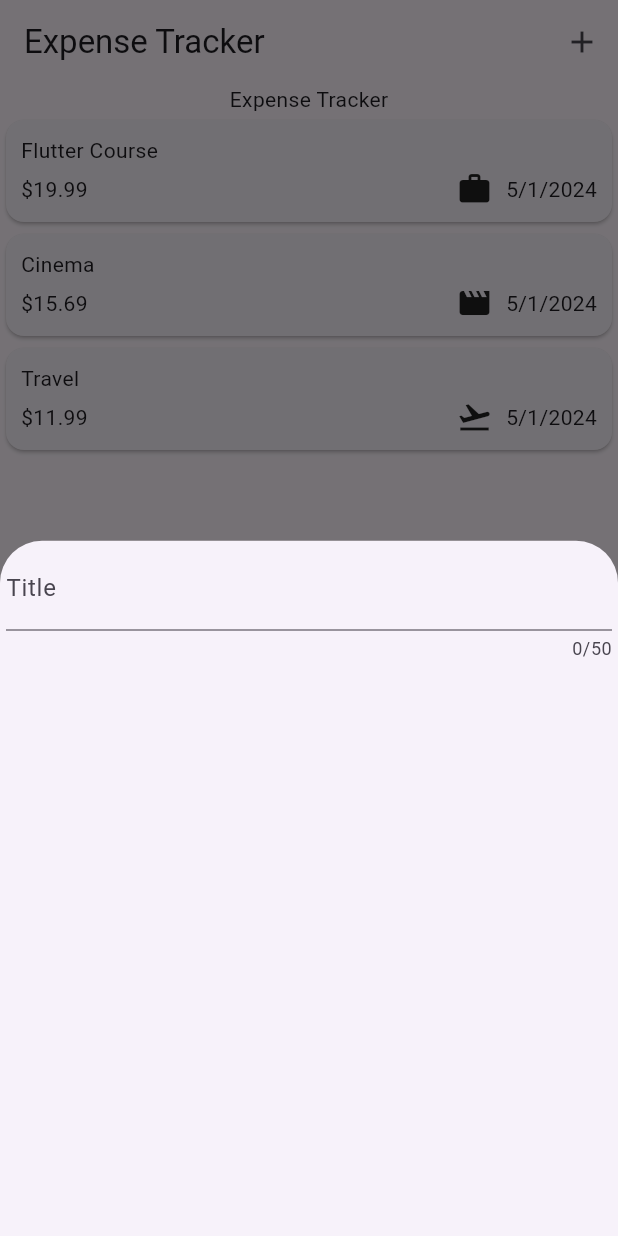
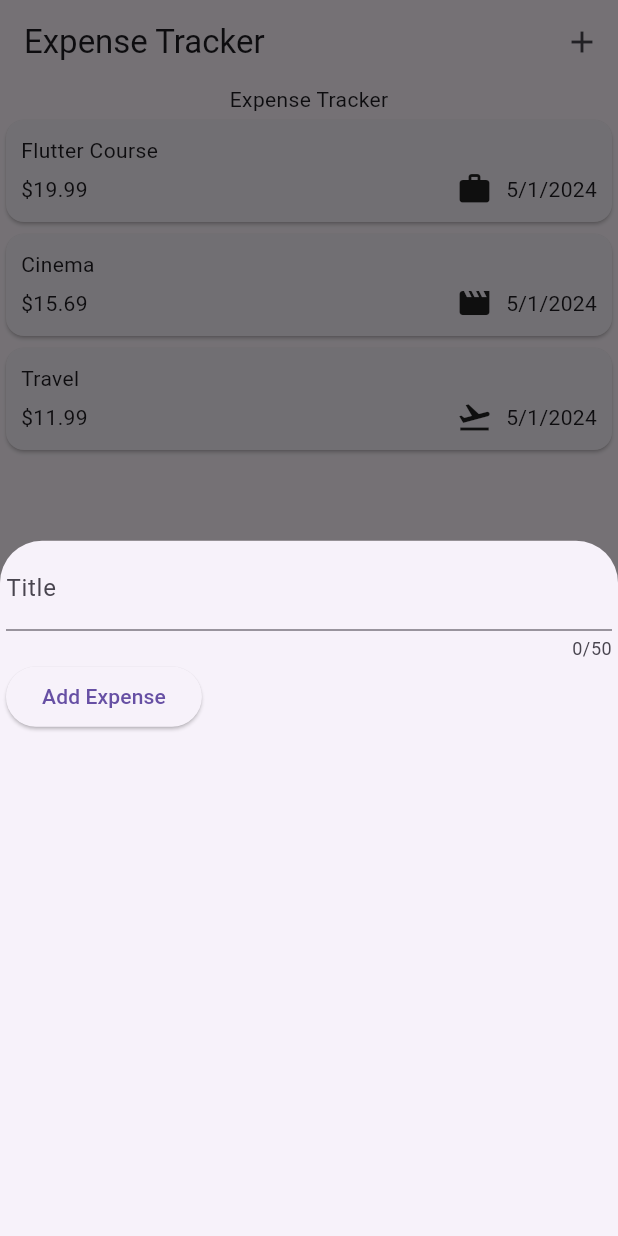
Before and after one commit to kapdroid/expense_tracker, a Flutter app: the screen it shows after launch, after a tap on the "add" icon, on a phone screen of 412 x 824 dp. Run offline on Flutter 3.47's test engine with Material 3 defaults, Android fonts, the phone set to English and light mode, and no system bars; missing offline and left inert: dart:ffi.

Commit message:
topic: update text using onChanged

```diff
--- a/lib/widgets/add_expense.dart
+++ b/lib/widgets/add_expense.dart
@@ -10,17 +10,33 @@ class AddExpense extends StatefulWidget {
 }
 
 class _AddExpenseState extends State<AddExpense> {
+  String _expenseTitle = "";
+
+  void _saveTitleInput(String input) {
+    _expenseTitle = input;
+  }
+
   @override
   Widget build(context) {
-    return const Padding(
-      padding: EdgeInsets.all(4),
+    return Padding(
+      padding: const EdgeInsets.all(4),
       child: Column(
         children: [
           TextField(
-            decoration: InputDecoration(label: Text("Title")),
+            onChanged: _saveTitleInput,
+            decoration: const InputDecoration(label: Text("Title")),
             maxLength: 50,
             keyboardType: TextInputType.multiline,
           ),
+          Row(
+            children: [
+              ElevatedButton(
+                  onPressed: () {
+                    print(_expenseTitle);
+                  },
+                  child: const Text("Add Expense"))
+            ],
+          )
         ],
       ),
     );
```
